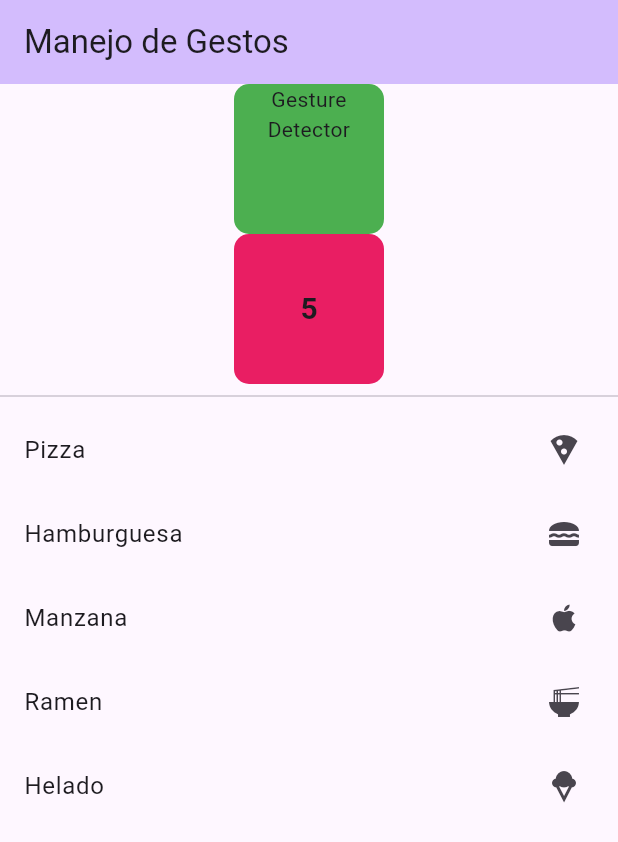
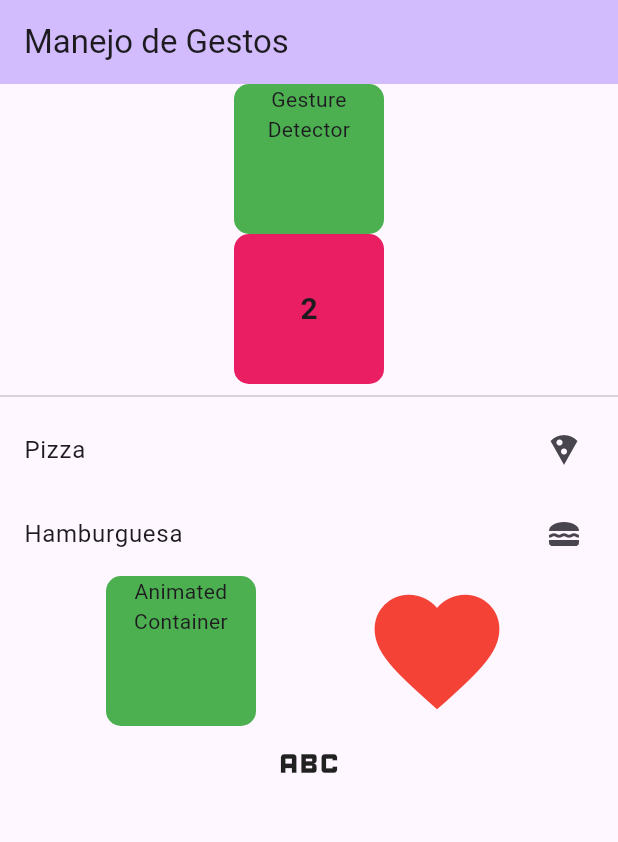
Before and after one commit to j2deme/Flutter-Repos, a Flutter app: the screen it shows after launch, on a phone screen of 412 x 824 dp. Shown: the top 842 px of the screen. Run offline on Flutter 3.47's test engine with Material 3 defaults, Android fonts, the light colour scheme and no system bars; our stand-ins replace community_material_icon.

Commit message:
Agrega widgets de animación
- Animated Container
- Animated Opacity
- Animated Positioned
- Animated CrossFade

```diff
--- a/interaction_z/lib/main.dart
+++ b/interaction_z/lib/main.dart
@@ -1,3 +1,5 @@
+import 'dart:async';
+
 import 'package:flutter/material.dart';
 
 void main() {
@@ -40,16 +42,23 @@ class _MyHomePageState extends State<MyHomePage> {
   List<Map<String, dynamic>> food = [
     {"name": "Pizza", "icon": Icons.local_pizza},
     {"name": "Hamburguesa", "icon": Icons.lunch_dining},
-    {"name": "Manzana", "icon": Icons.apple},
-    {"name": "Ramen", "icon": Icons.ramen_dining},
-    {"name": "Helado", "icon": Icons.icecream}
+    //{"name": "Manzana", "icon": Icons.apple},
+    //{"name": "Ramen", "icon": Icons.ramen_dining},
+    //{"name": "Helado", "icon": Icons.icecream}
   ];
 
   int foodNumber = 0;
+  int second = 0;
+  bool pressed = false;
 
   @override
   Widget build(BuildContext context) {
     foodNumber = food.length;
+    Timer.periodic(const Duration(seconds: 1), (timer) {
+      setState(() {
+        second = DateTime.now().second;
+      });
+    });
 
     return Scaffold(
       appBar: AppBar(
@@ -168,6 +177,74 @@ class _MyHomePageState extends State<MyHomePage> {
                   trailing: Icon(item["icon"]),
                 ),
               ),
+            Row(
+              mainAxisAlignment: MainAxisAlignment.spaceEvenly,
+              children: [
+                AnimatedContainer(
+                  duration: const Duration(milliseconds: 500),
+                  curve: Curves.easeInOut,
+                  width: w,
+                  height: h,
+                  decoration: BoxDecoration(
+                    color: color,
+                    borderRadius: BorderRadius.circular(r),
+                  ),
+                  child: GestureDetector(
+                    onTap: () {
+                      setState(() {
+                        pressed = !pressed;
+                      });
+                    },
+                    child: const Text(
+                      "Animated Container",
+                      textAlign: TextAlign.center,
+                    ),
+                  ),
+                ),
+                AnimatedOpacity(
+                  opacity: second % 2 == 0 ? 1.0 : 0.5,
+                  duration: const Duration(milliseconds: 500),
+                  child: const Icon(
+                    Icons.favorite,
+                    size: 100,
+                    color: Colors.red,
+                  ),
+                ),
+                /*AnimatedPositioned(
+                  // FIXME: No se mueve
+                  duration: const Duration(milliseconds: 500),
+                  left: pressed ? 100 : 0,
+                  top: pressed ? 100 : 0,
+                  child: GestureDetector(
+                    child: const Icon(Icons.beach_access),
+                    onTap: () {
+                      setState(() {
+                        pressed = !pressed;
+                      });
+                    },
+                  ),
+                )*/
+              ],
+            ),
+            Row(
+              mainAxisAlignment: MainAxisAlignment.spaceEvenly,
+              children: [
+                AnimatedCrossFade(
+                  firstChild: const Icon(
+                    Icons.adb,
+                    size: 50,
+                  ),
+                  secondChild: const Icon(
+                    Icons.abc,
+                    size: 50,
+                  ),
+                  crossFadeState: pressed
+                      ? CrossFadeState.showFirst
+                      : CrossFadeState.showSecond,
+                  duration: const Duration(milliseconds: 500),
+                )
+              ],
+            )
           ],
         ),
       ),
```
